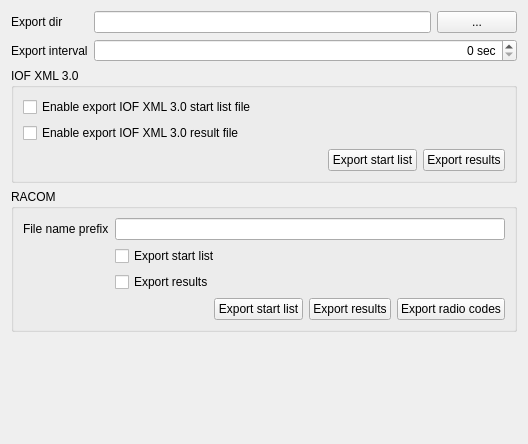
The window that quickevent/app/quickevent/plugins/Event/src/services/emmaclientwidget.ui (Quick-Event/quickbox) describes before a commit, drawn with Qt 5.
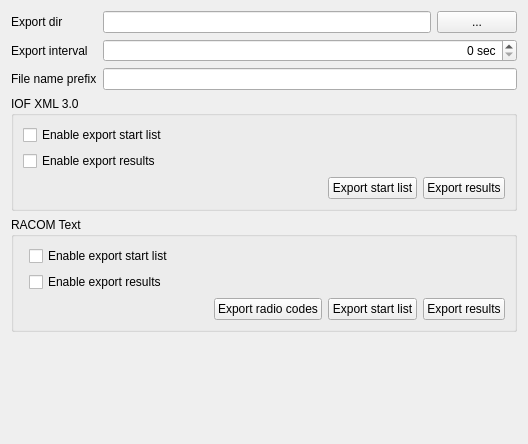
The same window after the commit.

Commit message: EmmaClient service - improve service UI, use filename from UI for all exports.

The edit to the form file:
```diff
--- a/quickevent/app/quickevent/plugins/Event/src/services/emmaclientwidget.ui
+++ b/quickevent/app/quickevent/plugins/Event/src/services/emmaclientwidget.ui
@@ -60,6 +60,16 @@
        </property>
       </widget>
      </item>
+     <item row="2" column="1">
+      <widget class="QLineEdit" name="edFileName"/>
+     </item>
+     <item row="2" column="0">
+      <widget class="QLabel" name="label_2">
+       <property name="text">
+        <string>File name prefix</string>
+       </property>
+      </widget>
+     </item>
     </layout>
    </item>
    <item>
@@ -71,14 +81,14 @@
       <item>
        <widget class="QCheckBox" name="chExportStartXML30">
         <property name="text">
-         <string>Enable export IOF XML 3.0 start list file</string>
+         <string>Enable export start list</string>
         </property>
        </widget>
       </item>
       <item>
        <widget class="QCheckBox" name="chExportXML30">
         <property name="text">
-         <string>Enable export IOF XML 3.0 result file</string>
+         <string>Enable export results</string>
         </property>
        </widget>
       </item>
@@ -119,30 +129,20 @@
    <item>
     <widget class="QGroupBox" name="groupBox_2">
      <property name="title">
-      <string>RACOM</string>
+      <string>RACOM Text</string>
      </property>
      <layout class="QFormLayout" name="formLayout_2">
-      <item row="1" column="0">
-       <widget class="QLabel" name="label_2">
-        <property name="text">
-         <string>File name prefix</string>
-        </property>
-       </widget>
-      </item>
-      <item row="1" column="1">
-       <widget class="QLineEdit" name="edFileName"/>
-      </item>
       <item row="2" column="1">
        <widget class="QCheckBox" name="chExportStart">
         <property name="text">
-         <string>Export start list</string>
+         <string>Enable export start list</string>
         </property>
        </widget>
       </item>
       <item row="3" column="1">
        <widget class="QCheckBox" name="chExportFinish">
         <property name="text">
-         <string>Export results</string>
+         <string>Enable export results</string>
         </property>
        </widget>
       </item>
@@ -162,26 +162,26 @@
          </spacer>
         </item>
         <item>
-         <widget class="QPushButton" name="btExportStart">
-          <property name="text">
-           <string>Export start list</string>
-          </property>
-         </widget>
-        </item>
-        <item>
-         <widget class="QPushButton" name="btExportFinish">
-          <property name="text">
-           <string>Export results</string>
-          </property>
-         </widget>
-        </item>
-        <item>
-         <widget class="QPushButton" name="btExportSplits">
+         <widget class="QPushButton" name="btExportSplitsTxt">
           <property name="text">
            <string>Export radio codes</string>
           </property>
          </widget>
         </item>
+        <item>
+         <widget class="QPushButton" name="btExportStartTxt">
+          <property name="text">
+           <string>Export start list</string>
+          </property>
+         </widget>
+        </item>
+        <item>
+         <widget class="QPushButton" name="btExportFinishTxt">
+          <property name="text">
+           <string>Export results</string>
+          </property>
+         </widget>
+        </item>
        </layout>
       </item>
      </layout>
```
Left out of the diff: 24 changed lines with no effect on the pictures. The commit also changes 4 other files.
